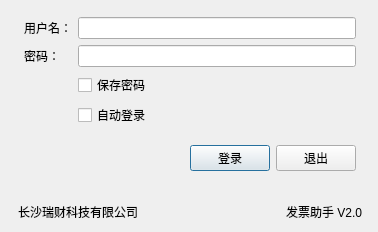
Above: src/invoice/gui/login.ui from lcw2004/fapiao before the change. Below: the same form after it.
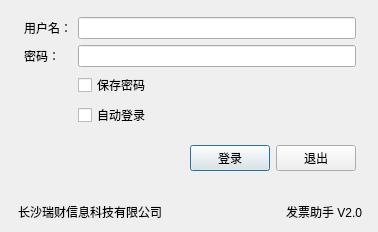
That is the form after the change. Icons and pictures are not drawn.

Diff of the .ui file:
```diff
--- a/src/invoice/gui/login.ui
+++ b/src/invoice/gui/login.ui
@@ -178,7 +178,7 @@
        <item>
         <widget class="QLabel" name="login_company_name_label">
          <property name="text">
-          <string>长沙瑞财科技有限公司</string>
+          <string>长沙瑞财信息科技有限公司</string>
          </property>
         </widget>
        </item>
```
Left out of the diff: 5 changed lines with no effect on the pictures.
